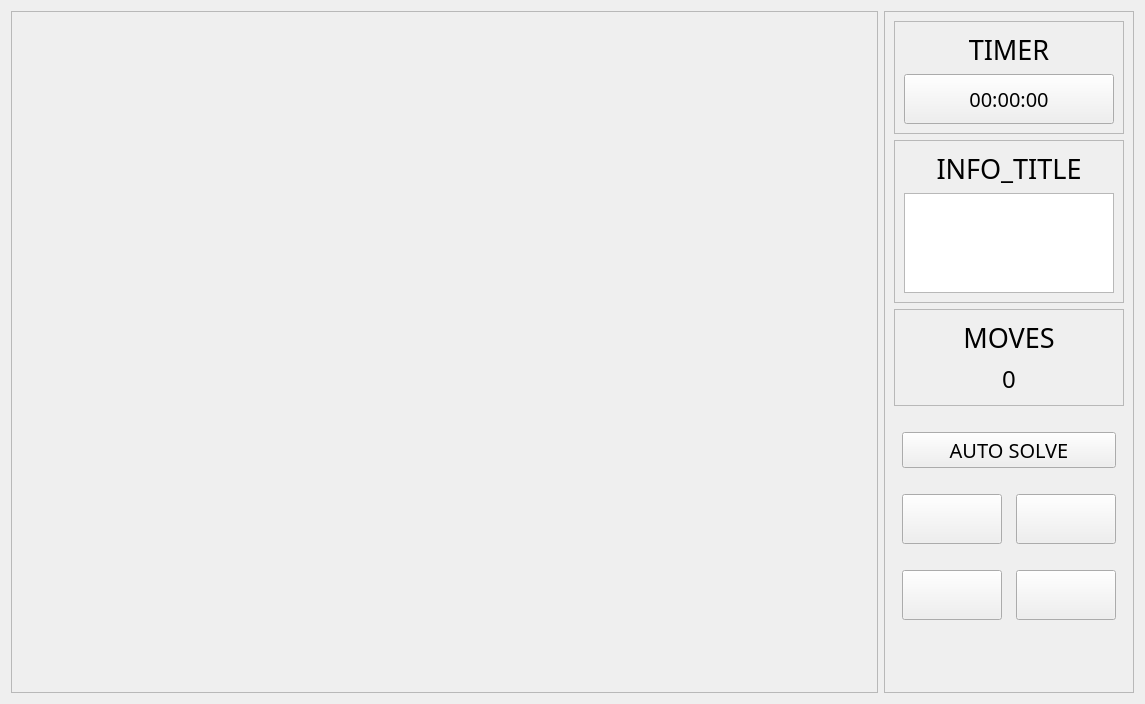
First picture: the form in source/GameWindow/gamewindow.ui, repository radinals/HanoiTower, before the edit.
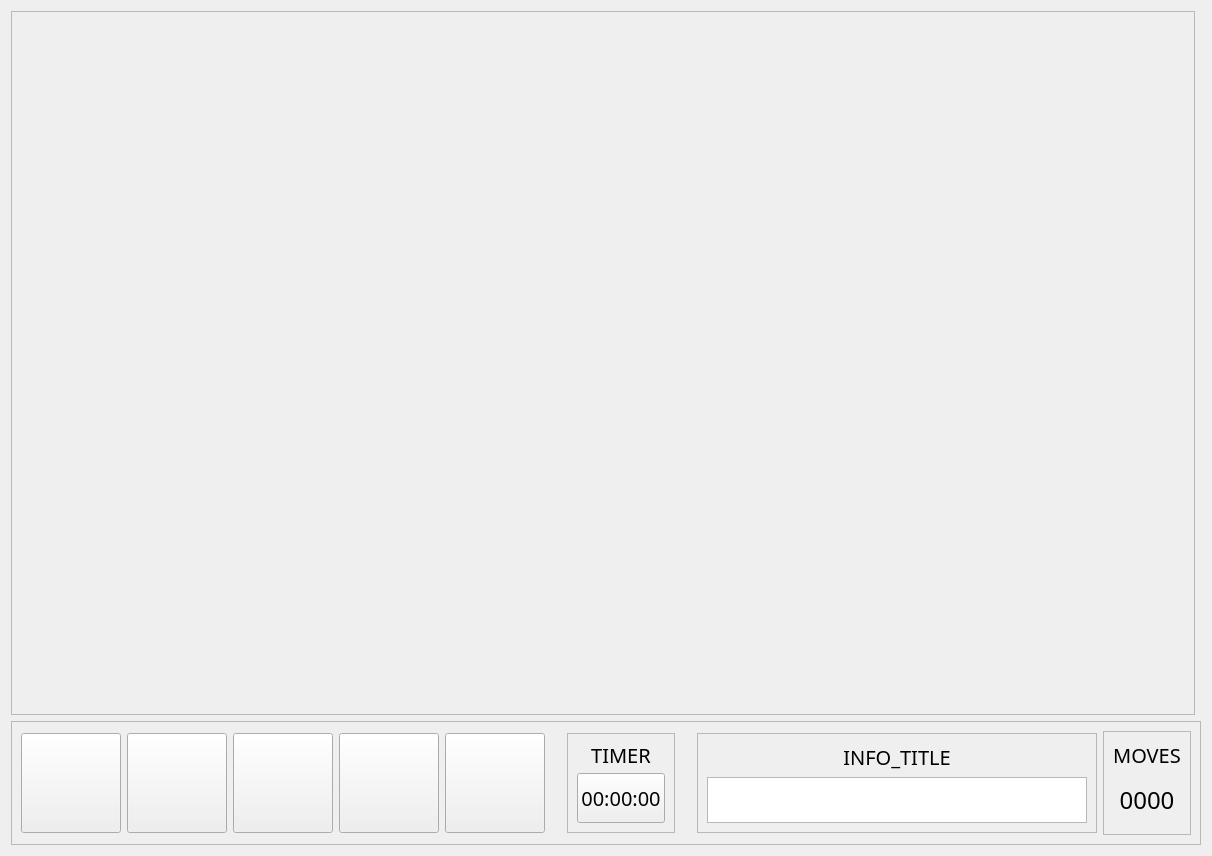
Second picture: the form after the edit.

Commit message: reworked game window ui

The edit to the form file:
```diff
--- a/source/GameWindow/gamewindow.ui
+++ b/source/GameWindow/gamewindow.ui
@@ -6,25 +6,31 @@
    <rect>
     <x>0</x>
     <y>0</y>
-    <width>1145</width>
-    <height>704</height>
+    <width>1212</width>
+    <height>856</height>
    </rect>
   </property>
   <property name="windowTitle">
    <string>Form</string>
   </property>
   <layout class="QGridLayout" name="gridLayout">
-   <item row="0" column="2" rowspan="4">
+   <item row="1" column="1" colspan="2">
     <widget class="QFrame" name="SideBarFrame">
+     <property name="sizePolicy">
+      <sizepolicy hsizetype="Expanding" vsizetype="Fixed">
+       <horstretch>0</horstretch>
+       <verstretch>0</verstretch>
+      </sizepolicy>
+     </property>
      <property name="minimumSize">
       <size>
-       <width>250</width>
+       <width>0</width>
        <height>0</height>
       </size>
      </property>
      <property name="maximumSize">
       <size>
-       <width>250</width>
+       <width>16777215</width>
        <height>16777215</height>
       </size>
      </property>
@@ -34,15 +40,195 @@
      <property name="frameShadow">
       <enum>QFrame::Raised</enum>
      </property>
-     <layout class="QVBoxLayout" name="verticalLayout_2">
+     <layout class="QHBoxLayout" name="horizontalLayout">
+      <item>
+       <widget class="QPushButton" name="QuitGameBtn">
+        <property name="sizePolicy">
+         <sizepolicy hsizetype="Fixed" vsizetype="Fixed">
+          <horstretch>0</horstretch>
+          <verstretch>0</verstretch>
+         </sizepolicy>
+        </property>
+        <property name="minimumSize">
+         <size>
+          <width>100</width>
+          <height>100</height>
+         </size>
+        </property>
+        <property name="maximumSize">
+         <size>
+          <width>100</width>
+          <height>100</height>
+         </size>
+        </property>
+        <property name="font">
+         <font>
+          <family>BlexMono Nerd Font</family>
+          <pointsize>15</pointsize>
+         </font>
+        </property>
+        <property name="text">
+         <string/>
+        </property>
+       </widget>
+      </item>
+      <item>
+       <widget class="QPushButton" name="BackToMenuBtn">
+        <property name="sizePolicy">
+         <sizepolicy hsizetype="Fixed" vsizetype="Fixed">
+          <horstretch>0</horstretch>
+          <verstretch>0</verstretch>
+         </sizepolicy>
+        </property>
+        <property name="minimumSize">
+         <size>
+          <width>100</width>
+          <height>100</height>
+         </size>
+        </property>
+        <property name="maximumSize">
+         <size>
+          <width>100</width>
+          <height>100</height>
+         </size>
+        </property>
+        <property name="font">
+         <font>
+          <family>BlexMono Nerd Font</family>
+          <pointsize>15</pointsize>
+         </font>
+        </property>
+        <property name="text">
+         <string/>
+        </property>
+       </widget>
+      </item>
+      <item>
+       <widget class="QPushButton" name="OpenSettingsBtn">
+        <property name="sizePolicy">
+         <sizepolicy hsizetype="Fixed" vsizetype="Fixed">
+          <horstretch>0</horstretch>
+          <verstretch>0</verstretch>
+         </sizepolicy>
+        </property>
+        <property name="minimumSize">
+         <size>
+          <width>100</width>
+          <height>100</height>
+         </size>
+        </property>
+        <property name="maximumSize">
+         <size>
+          <width>100</width>
+          <height>100</height>
+         </size>
+        </property>
+        <property name="font">
+         <font>
+          <family>BlexMono Nerd Font</family>
+          <pointsize>15</pointsize>
+         </font>
+        </property>
+        <property name="text">
+         <string/>
+        </property>
+       </widget>
+      </item>
+      <item>
+       <widget class="QPushButton" name="AutoSolveBtn">
+        <property name="sizePolicy">
+         <sizepolicy hsizetype="Fixed" vsizetype="Fixed">
+          <horstretch>0</horstretch>
+          <verstretch>0</verstretch>
+         </sizepolicy>
+        </property>
+        <property name="minimumSize">
+         <size>
+          <width>100</width>
+          <height>100</height>
+         </size>
+        </property>
+        <property name="maximumSize">
+         <size>
+          <width>100</width>
+          <height>100</height>
+         </size>
+        </property>
+        <property name="font">
+         <font>
+          <family>BlexMono Nerd Font</family>
+          <pointsize>15</pointsize>
+         </font>
+        </property>
+        <property name="text">
+         <string/>
+        </property>
+       </widget>
+      </item>
+      <item>
+       <widget class="QPushButton" name="ResetBtn">
+        <property name="sizePolicy">
+         <sizepolicy hsizetype="Fixed" vsizetype="Fixed">
+          <horstretch>0</horstretch>
+          <verstretch>0</verstretch>
+         </sizepolicy>
+        </property>
+        <property name="minimumSize">
+         <size>
+          <width>100</width>
+          <height>100</height>
+         </size>
+        </property>
+        <property name="maximumSize">
+         <size>
+          <width>100</width>
+          <height>100</height>
+         </size>
+        </property>
+        <property name="font">
+         <font>
+          <family>BlexMono Nerd Font</family>
+          <pointsize>15</pointsize>
+         </font>
+        </property>
+        <property name="text">
+         <string/>
+        </property>
+       </widget>
+      </item>
+      <item>
+       <spacer name="horizontalSpacer">
+        <property name="orientation">
+         <enum>Qt::Horizontal</enum>
+        </property>
+        <property name="sizeHint" stdset="0">
+         <size>
+          <width>40</width>
+          <height>20</height>
+         </size>
+        </property>
+       </spacer>
+      </item>
       <item>
        <widget class="QFrame" name="TimerFrame">
         <property name="sizePolicy">
-         <sizepolicy hsizetype="Preferred" vsizetype="Fixed">
+         <sizepolicy hsizetype="Fixed" vsizetype="Fixed">
           <horstretch>0</horstretch>
           <verstretch>0</verstretch>
          </sizepolicy>
         </property>
+        <property name="minimumSize">
+         <size>
+          <width>0</width>
+          <height>100</height>
+         </size>
+        </property>
+        <property name="maximumSize">
+         <size>
+          <width>16777215</width>
+          <height>100</height>
+         </size>
+        </property>
         <property name="frameShape">
          <enum>QFrame::StyledPanel</enum>
         </property>
@@ -50,29 +236,7 @@
          <enum>QFrame::Raised</enum>
         </property>
         <layout class="QGridLayout" name="gridLayout_2">
-         <item row="0" column="0" colspan="2">
-          <widget class="QLabel" name="TimerLabel">
-           <property name="sizePolicy">
-            <sizepolicy hsizetype="Preferred" vsizetype="Fixed">
-             <horstretch>0</horstretch>
-             <verstretch>0</verstretch>
-            </sizepolicy>
-           </property>
-           <property name="font">
-            <font>
-             <family>BlexMono Nerd Font</family>
-             <pointsize>20</pointsize>
-            </font>
-           </property>
-           <property name="text">
-            <string>TIMER</string>
-           </property>
-           <property name="alignment">
-            <set>Qt::AlignCenter</set>
-           </property>
-          </widget>
-         </item>
-         <item row="1" column="0" rowspan="3" colspan="2">
+         <item row="1" column="1" rowspan="3" colspan="2">
           <widget class="QPushButton" name="TimerOut">
            <property name="sizePolicy">
             <sizepolicy hsizetype="Minimum" vsizetype="Fixed">
@@ -103,17 +267,64 @@
            </property>
           </widget>
          </item>
+         <item row="0" column="1" colspan="2">
+          <widget class="QLabel" name="TimerLabel">
+           <property name="sizePolicy">
+            <sizepolicy hsizetype="Preferred" vsizetype="Fixed">
+             <horstretch>0</horstretch>
+             <verstretch>0</verstretch>
+            </sizepolicy>
+           </property>
+           <property name="font">
+            <font>
+             <family>BlexMono Nerd Font</family>
+             <pointsize>15</pointsize>
+            </font>
+           </property>
+           <property name="text">
+            <string>TIMER</string>
+           </property>
+           <property name="alignment">
+            <set>Qt::AlignCenter</set>
+           </property>
+          </widget>
+         </item>
         </layout>
        </widget>
       </item>
+      <item>
+       <spacer name="horizontalSpacer_2">
+        <property name="orientation">
+         <enum>Qt::Horizontal</enum>
+        </property>
+        <property name="sizeHint" stdset="0">
+         <size>
+          <width>40</width>
+          <height>20</height>
+         </size>
+        </property>
+       </spacer>
+      </item>
       <item>
        <widget class="QFrame" name="InfoFrame">
         <property name="sizePolicy">
-         <sizepolicy hsizetype="Preferred" vsizetype="Fixed">
+         <sizepolicy hsizetype="Fixed" vsizetype="Fixed">
           <horstretch>0</horstretch>
           <verstretch>0</verstretch>
          </sizepolicy>
         </property>
+        <property name="minimumSize">
+         <size>
+          <width>400</width>
+          <height>100</height>
+         </size>
+        </property>
+        <property name="maximumSize">
+         <size>
+          <width>16777215</width>
+          <height>100</height>
+         </size>
+        </property>
         <property name="frameShape">
          <enum>QFrame::StyledPanel</enum>
         </property>
@@ -124,7 +335,7 @@
          <item>
           <widget class="QLabel" name="InfoLabel">
            <property name="sizePolicy">
-            <sizepolicy hsizetype="Preferred" vsizetype="Fixed">
+            <sizepolicy hsizetype="MinimumExpanding" vsizetype="Fixed">
              <horstretch>0</horstretch>
              <verstretch>0</verstretch>
             </sizepolicy>
@@ -132,7 +343,7 @@
            <property name="font">
             <font>
              <family>BlexMono Nerd Font</family>
-             <pointsize>20</pointsize>
+             <pointsize>15</pointsize>
             </font>
            </property>
            <property name="text">
@@ -146,7 +357,7 @@
          <item>
           <widget class="QTextEdit" name="InfoOut">
            <property name="sizePolicy">
-            <sizepolicy hsizetype="Expanding" vsizetype="Fixed">
+            <sizepolicy hsizetype="Minimum" vsizetype="Minimum">
              <horstretch>0</horstretch>
              <verstretch>0</verstretch>
             </sizepolicy>
@@ -171,11 +382,17 @@
       <item>
        <widget class="QFrame" name="MoveCountFrame">
         <property name="sizePolicy">
-         <sizepolicy hsizetype="Preferred" vsizetype="Fixed">
+         <sizepolicy hsizetype="Fixed" vsizetype="Fixed">
           <horstretch>0</horstretch>
           <verstretch>0</verstretch>
          </sizepolicy>
         </property>
+        <property name="minimumSize">
+         <size>
+          <width>0</width>
+          <height>100</height>
+         </size>
+        </property>
         <property name="frameShape">
          <enum>QFrame::StyledPanel</enum>
         </property>
@@ -194,7 +411,7 @@
            <property name="font">
             <font>
              <family>BlexMono Nerd Font</family>
-             <pointsize>20</pointsize>
+             <pointsize>15</pointsize>
             </font>
            </property>
            <property name="text">
@@ -213,6 +430,12 @@
              <verstretch>0</verstretch>
             </sizepolicy>
            </property>
+           <property name="minimumSize">
+            <size>
+             <width>0</width>
+             <height>50</height>
+            </size>
+           </property>
            <property name="font">
             <font>
              <family>BlexMono Nerd Font</family>
@@ -220,7 +443,7 @@
             </font>
            </property>
            <property name="text">
-            <string>0</string>
+            <string>0000</string>
            </property>
            <property name="alignment">
             <set>Qt::AlignCenter</set>
@@ -230,223 +453,23 @@
         </layout>
        </widget>
       </item>
-      <item>
-       <layout class="QGridLayout" name="gridLayout_3">
-        <item row="8" column="1">
-         <widget class="QPushButton" name="QuitGameBtn">
-          <property name="sizePolicy">
-           <sizepolicy hsizetype="Minimum" vsizetype="Minimum">
-            <horstretch>0</horstretch>
-            <verstretch>0</verstretch>
-           </sizepolicy>
-          </property>
-          <property name="minimumSize">
-           <size>
-            <width>50</width>
-            <height>50</height>
-           </size>
-          </property>
-          <property name="maximumSize">
-           <size>
-            <width>100</width>
-            <height>100</height>
-           </size>
-          </property>
-          <property name="font">
-           <font>
-            <family>BlexMono Nerd Font</family>
-            <pointsize>15</pointsize>
-           </font>
-          </property>
-          <property name="text">
-           <string/>
-          </property>
-         </widget>
-        </item>
-        <item row="4" column="0" colspan="2">
-         <spacer name="horizontalSpacer_2">
-          <property name="orientation">
-           <enum>Qt::Horizontal</enum>
-          </property>
-          <property name="sizeHint" stdset="0">
-           <size>
-            <width>40</width>
-            <height>20</height>
-           </size>
-          </property>
-         </spacer>
-        </item>
-        <item row="3" column="0" colspan="2">
-         <widget class="QPushButton" name="AutoSolveBtn">
-          <property name="sizePolicy">
-           <sizepolicy hsizetype="Minimum" vsizetype="Preferred">
-            <horstretch>0</horstretch>
-            <verstretch>0</verstretch>
-           </sizepolicy>
-          </property>
-          <property name="font">
-           <font>
-            <family>BlexMono Nerd Font</family>
-            <pointsize>15</pointsize>
-           </font>
-          </property>
-          <property name="text">
-           <string>AUTO SOLVE</string>
-          </property>
-         </widget>
-        </item>
-        <item row="2" column="0" colspan="2">
-         <spacer name="horizontalSpacer_3">
-          <property name="orientation">
-           <enum>Qt::Horizontal</enum>
-          </property>
-          <property name="sizeHint" stdset="0">
-           <size>
-            <width>40</width>
-            <height>20</height>
-           </size>
-          </property>
-         </spacer>
-        </item>
-        <item row="6" column="0">
-         <widget class="QPushButton" name="ResetBtn">
-          <property name="sizePolicy">
-           <sizepolicy hsizetype="Minimum" vsizetype="Minimum">
-            <horstretch>0</horstretch>
-            <verstretch>0</verstretch>
-           </sizepolicy>
-          </property>
-          <property name="minimumSize">
-           <size>
-            <width>50</width>
-            <height>50</height>
-           </size>
-          </property>
-          <property name="maximumSize">
-           <size>
-            <width>100</width>
-            <height>100</height>
-           </size>
-          </property>
-          <property name="font">
-           <font>
-            <family>BlexMono Nerd Font</family>
-            <pointsize>15</pointsize>
-           </font>
-          </property>
-          <property name="text">
-           <string/>
-          </property>
-         </widget>
-        </item>
-        <item row="8" column="0">
-         <widget class="QPushButton" name="BackToMenuBtn">
-          <property name="sizePolicy">
-           <sizepolicy hsizetype="Minimum" vsizetype="Minimum">
-            <horstretch>0</horstretch>
-            <verstretch>0</verstretch>
-           </sizepolicy>
-          </property>
-          <property name="minimumSize">
-           <size>
-            <width>50</width>
-            <height>50</height>
-           </size>
-          </property>
-          <property name="maximumSize">
-           <size>
-            <width>100</width>
-            <height>100</height>
-           </size>
-          </property>
-          <property name="font">
-           <font>
-            <family>BlexMono Nerd Font</family>
-            <pointsize>15</pointsize>
-           </font>
-          </property>
-          <property name="text">
-           <string/>
-          </property>
-         </widget>
-        </item>
-        <item row="6" column="1">
-         <widget class="QPushButton" name="OpenSettingsBtn">
-          <property name="sizePolicy">
-           <sizepolicy hsizetype="Minimum" vsizetype="Minimum">
-            <horstretch>0</horstretch>
-            <verstretch>0</verstretch>
-           </sizepolicy>
-          </property>
-          <property name="minimumSize">
-           <size>
-            <width>50</width>
-            <height>50</height>
-           </size>
-          </property>
-          <property name="maximumSize">
-           <size>
-            <width>100</width>
-            <height>100</height>
-           </size>
-          </property>
-          <property name="font">
-           <font>
-            <family>BlexMono Nerd Font</family>
-            <pointsize>15</pointsize>
-           </font>
-          </property>
-          <property name="text">
-           <string/>
-          </property>
-         </widget>
-        </item>
-        <item row="9" column="0" colspan="2">
-         <spacer name="horizontalSpacer">
-          <property name="orientation">
-           <enum>Qt::Horizontal</enum>
-          </property>
-          <property name="sizeHint" stdset="0">
-           <size>
-            <width>40</width>
-            <height>20</height>
-           </size>
-          </property>
-         </spacer>
-        </item>
-        <item row="7" column="0" colspan="2">
-         <spacer name="horizontalSpacer_4">
-          <property name="orientation">
-           <enum>Qt::Horizontal</enum>
-          </property>
-          <property name="sizeHint" stdset="0">
-           <size>
-            <width>40</width>
-            <height>20</height>
-           </size>
-          </property>
-         </spacer>
-        </item>
-       </layout>
-      </item>
-      <item>
-       <spacer name="verticalSpacer">
-        <property name="orientation">
-         <enum>Qt::Vertical</enum>
-        </property>
-        <property name="sizeHint" stdset="0">
-         <size>
-          <width>20</width>
-          <height>40</height>
-         </size>
-        </property>
-       </spacer>
-      </item>
      </layout>
     </widget>
    </item>
-   <item row="0" column="0" rowspan="4">
+   <item row="0" column="1">
     <widget class="QFrame" name="GameDisplayFrame">
+     <property name="sizePolicy">
+      <sizepolicy hsizetype="Expanding" vsizetype="Expanding">
+       <horstretch>0</horstretch>
+       <verstretch>0</verstretch>
+      </sizepolicy>
+     </property>
+     <property name="minimumSize">
+      <size>
+       <width>800</width>
+       <height>600</height>
+      </size>
+     </property>
      <property name="frameShape">
       <enum>QFrame::StyledPanel</enum>
      </property>
```
The commit also changes 13 other files.
